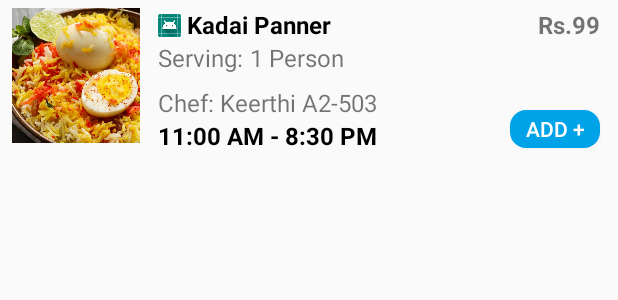
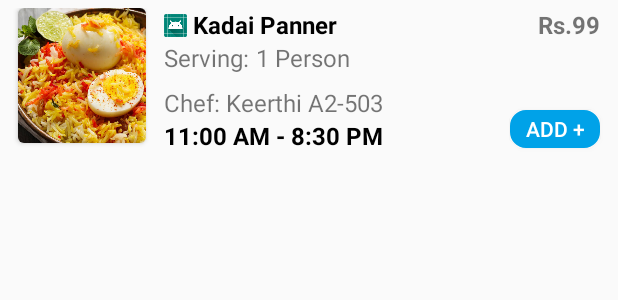
Before and after one commit to sarithvasu/NextDoor, an Android app: the layout dish_detail_row.xml on its own in the app's theme, with its tools: preview values and no code run, on a phone screen of 412 x 824 dp. Shown: the top 300 px of the screen. Run offline under Robolectric (Android 15) with nearby library versions, the phone set to English and light mode, and no system bars.

```diff
--- a/app/build.gradle
+++ b/app/build.gradle
@@ -56,6 +56,7 @@ dependencies {
     implementation "com.squareup.retrofit2:retrofit:2.5.0"
     implementation "com.squareup.retrofit2:converter-gson:2.5.0"
 
+
     implementation 'com.google.code.gson:gson:2.7' // 2.8.0 SOumen Workibng => Convert JSON String to Model Object
 
     implementation 'com.squareup.picasso:picasso:2.5.2'
--- a/app/src/main/java/com/food/nextdoor/adapter/buyer/HomeAdapter.kt
+++ b/app/src/main/java/com/food/nextdoor/adapter/buyer/HomeAdapter.kt
@@ -9,7 +9,7 @@ import android.view.ViewGroup
 import com.food.nextdoor.R
 import com.food.nextdoor.activity.buyer.ChefProfileActivity
 import com.food.nextdoor.activity.buyer.DishDetailActivity
-import com.food.nextdoor.activity.buyer.PackingAndDeliveryWarper
+//import com.food.nextdoor.activity.buyer.PackingAndDeliveryWarper
 import com.food.nextdoor.activity.buyer.TimeSlotActivity
 import com.food.nextdoor.model.*
 import com.google.gson.GsonBuilder
--- a/app/src/main/res/layout/dish_detail_row.xml
+++ b/app/src/main/res/layout/dish_detail_row.xml
@@ -5,13 +5,22 @@
                                              android:layout_width="match_parent"
                                              android:layout_height="wrap_content" android:id="@+id/tv_dish_name_row"
                                              android:paddingTop="5dp" android:paddingBottom="5dp">
-
-    <ImageView
-            android:layout_width="85dp"
-            android:layout_height="90dp" app:srcCompat="@drawable/egg_biryani"
-            android:id="@+id/img_dish_image_detail_rv" android:scaleType="centerCrop"
-            app:layout_constraintTop_toTopOf="parent" app:layout_constraintStart_toStartOf="parent"
-            android:layout_marginStart="8dp"/>
+    <android.support.v7.widget.CardView
+            android:layout_width="wrap_content"
+            android:layout_height="wrap_content"
+            app:cardCornerRadius="4dp"
+            android:elevation="20dp"
+            android:orientation="vertical"
+            android:id="@+id/cardView_detail_rv" app:layout_constraintTop_toTopOf="parent"
+            app:layout_constraintStart_toStartOf="parent" android:layout_marginStart="12dp">
+        <ImageView
+                android:layout_width="85dp"
+                android:layout_height="90dp" app:srcCompat="@drawable/egg_biryani"
+                android:id="@+id/img_dish_image_detail_rv" android:scaleType="centerCrop"
+                tools:layout_editor_absoluteY="10dp" tools:layout_editor_absoluteX="8dp"
+                app:layout_constraintStart_toStartOf="parent" app:layout_constraintTop_toTopOf="parent"
+        />
+    </android.support.v7.widget.CardView>
     <TextView
             android:text="1 Person"
             android:layout_width="wrap_content"
@@ -33,9 +42,8 @@
             android:layout_height="wrap_content"
             android:id="@+id/tv_dish_available_time_detail"
             android:textColor="@color/Black" android:textStyle="bold"
-            app:layout_constraintStart_toEndOf="@+id/img_dish_image_detail_rv"
-            android:layout_marginStart="12dp"
-            app:layout_constraintTop_toBottomOf="@+id/tv_chef_name_with_flat_number_detail_rv" android:textSize="16dp"/>
+            app:layout_constraintTop_toBottomOf="@+id/tv_chef_name_with_flat_number_detail_rv" android:textSize="16dp"
+            app:layout_constraintStart_toEndOf="@+id/cardView_detail_rv" android:layout_marginStart="12dp"/>
     <TextView
             android:text="Rs.99"
             android:layout_width="wrap_content"
@@ -49,24 +57,22 @@
             android:layout_width="wrap_content"
             android:layout_height="wrap_content"
             android:id="@+id/textView"
-            android:layout_marginStart="12dp"
-            app:layout_constraintStart_toEndOf="@+id/img_dish_image_detail_rv"
-            app:layout_constraintTop_toBottomOf="@+id/tv_dish_name_detail_main_rv" android:textSize="16dp"/>
+            app:layout_constraintTop_toBottomOf="@+id/tv_dish_name_detail_main_rv" android:textSize="16dp"
+            android:layout_marginStart="12dp" app:layout_constraintStart_toEndOf="@+id/cardView_detail_rv"/>
     <TextView
             android:text="@string/chef"
             android:layout_width="wrap_content"
             android:layout_height="wrap_content"
             android:id="@+id/textView2"
-            android:layout_marginStart="12dp"
-            app:layout_constraintStart_toEndOf="@+id/img_dish_image_detail_rv"
-            app:layout_constraintTop_toBottomOf="@+id/textView" android:textSize="16dp" android:layout_marginTop="8dp"/>
+            app:layout_constraintTop_toBottomOf="@+id/textView" android:textSize="16dp" android:layout_marginTop="8dp"
+            app:layout_constraintStart_toEndOf="@+id/cardView_detail_rv" android:layout_marginStart="12dp"/>
     <ImageView
             android:layout_width="15dp"
             android:layout_height="15dp" app:srcCompat="@mipmap/ic_launcher"
             app:layout_constraintTop_toTopOf="parent"
-            android:layout_marginTop="4dp" android:layout_marginStart="12dp"
-            app:layout_constraintStart_toEndOf="@+id/img_dish_image_detail_rv"
-            android:id="@+id/img_dish_symbol_detail_rv"/>
+            android:layout_marginTop="4dp"
+            android:id="@+id/img_dish_symbol_detail_rv" android:layout_marginStart="12dp"
+            app:layout_constraintStart_toEndOf="@+id/cardView_detail_rv"/>
     <TextView
             android:text="Kadai Panner"
             android:layout_width="wrap_content"
```
Also changed, not shown: app/src/main/res/layout/chef_profile_row.xml (+26 -9 lines).
